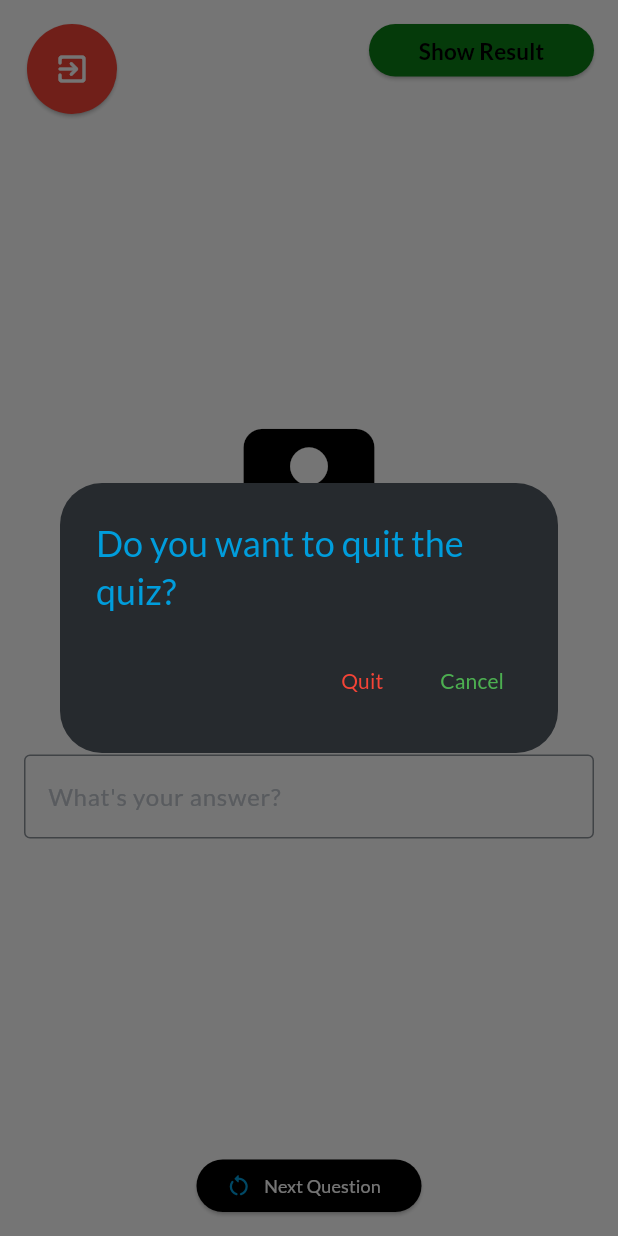
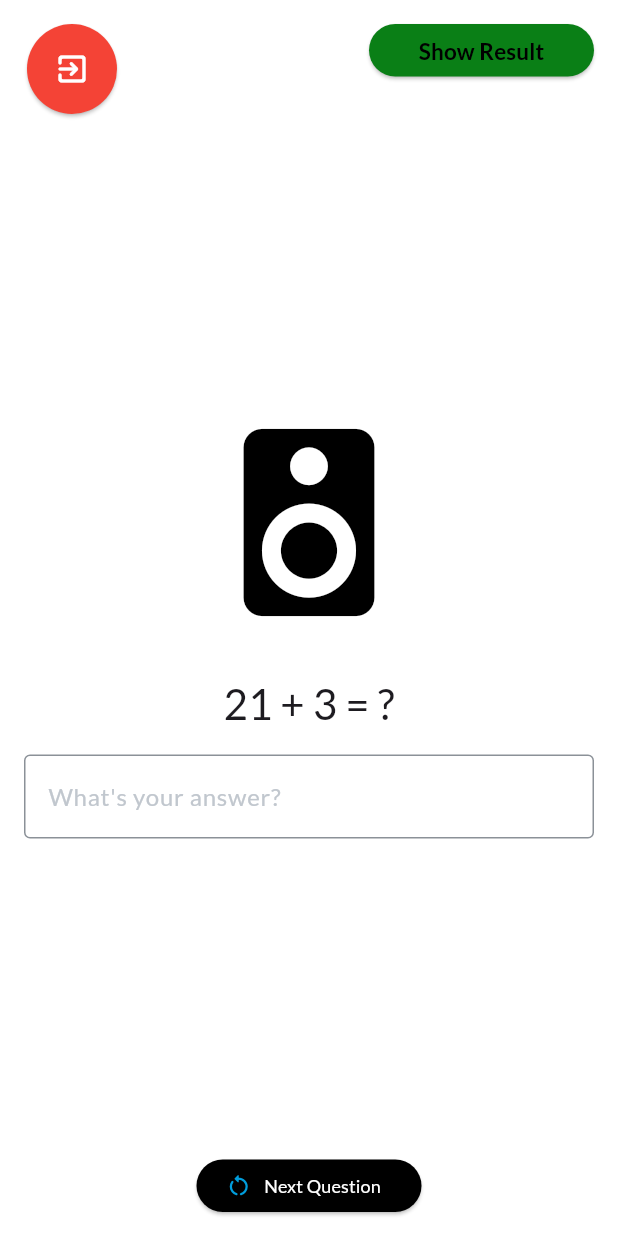
Before and after one commit to Guru-raghav3245/OralApp-Kumon, a Flutter app: the screen it shows after launch, after a tap on "Start Oral Practice", after a tap on the "exit to app" icon, on a phone screen of 412 x 824 dp. Run offline on Flutter 3.47's test engine with Material 3 defaults, Android fonts, the phone set to English and light mode, and no system bars; our stand-ins replace flutter_riverpod, flutter_tts, google_fonts.

Commit message:
quit button error persists

```diff
--- a/lib/main.dart
+++ b/lib/main.dart
@@ -77,12 +77,13 @@ class _MyAppState extends State<MyApp> {
         body: Consumer(
           builder: (context, ref, child) {
             return activeScreen == 'start_screen'
-                ? StartScreen(switchToPracticeScreen)
+                ? StartScreen(switchToPracticeScreen, switchToStartScreen)
                 : activeScreen == 'practice_screen'
                     ? PracticeScreen(
                         (questions, correctAnswers, time) =>
                             switchToResultScreen(questions, correctAnswers, time),
                         (text) => triggerTTS(text, ref),
+                        switchToStartScreen,
                         _selectedOperation,
                         _selectedRange,
                       )
--- a/lib/modal/quit_modal.dart
+++ b/lib/modal/quit_modal.dart
@@ -1,10 +1,12 @@
 import 'package:flutter/material.dart';
 
-void showQuitDialog(BuildContext context, VoidCallback onQuit) {
-  showDialog(
-    context: context,
-    barrierDismissible: true, // Prevent closing the dialog by tapping outside
-    builder: (BuildContext context) {
+class QuitDialog extends StatelessWidget {
+  final VoidCallback onQuit;
+
+  const QuitDialog({super.key, required this.onQuit});
+
+  @override
+  Widget build(BuildContext context) {
     return AlertDialog(
       title: const Text(
         'Do you want to quit the quiz?',
@@ -13,8 +15,7 @@ void showQuitDialog(BuildContext context, VoidCallback onQuit) {
       actions: <Widget>[
         TextButton(
           onPressed: () {
-              Navigator.of(context).pop(); // Close the dialog
-              onQuit(); // Execute the quit function
+            Navigator.pop(context); // Pop the current route off the navigation stack
           },
           child: const Text(
             'Quit',
@@ -23,7 +24,7 @@ void showQuitDialog(BuildContext context, VoidCallback onQuit) {
         ),
         TextButton(
           onPressed: () {
-              Navigator.of(context).pop(); // Close the dialog
+            Navigator.pop(context); // Pop the current route off the navigation stack
           },
           child: const Text(
             'Cancel',
@@ -32,6 +33,5 @@ void showQuitDialog(BuildContext context, VoidCallback onQuit) {
         ),
       ],
     );
-    },
-  );
   }
+}
--- a/lib/question_logic/tts_translator.dart
+++ b/lib/question_logic/tts_translator.dart
@@ -1,22 +1,18 @@
 import 'package:flutter_tts/flutter_tts.dart';
 import 'package:flutter_riverpod/flutter_riverpod.dart';
 import 'package:oral_app2/drawer/settings_screen.dart'; // Import the settings screen provider
-
 class TTSService {
   final FlutterTts _flutterTts = FlutterTts();
-
   Future<void> speak(String text, WidgetRef ref) async {
     // Get the values from Riverpod providers using ref.read
     final double volume = ref.read(volumeProvider);
     final double pitch = ref.read(pitchProvider);
     final double speechRate = ref.read(speechRateProvider);
-
     // Apply TTS settings
     await _flutterTts.setLanguage('en-US');
     await _flutterTts.setPitch(pitch);
     await _flutterTts.setSpeechRate(speechRate);
     await _flutterTts.setVolume(volume);
-
     // Speak the text
     await _flutterTts.speak(text);
   }
--- a/lib/screens/home_page/home_page.dart
+++ b/lib/screens/home_page/home_page.dart
@@ -6,8 +6,9 @@ import 'dropdown_widgets.dart'; // Import the dropdown widgets
 
 class StartScreen extends StatefulWidget {
   final Function(Operation, String) switchToPracticeScreen;
+  final Function() switchToStartScreen;
 
-  const StartScreen(this.switchToPracticeScreen, {super.key});
+  const StartScreen(this.switchToPracticeScreen, this.switchToStartScreen,{super.key});
 
   @override
   _StartScreenState createState() => _StartScreenState();
--- a/lib/screens/practice_screen/practice_screen.dart
+++ b/lib/screens/practice_screen/practice_screen.dart
@@ -1,17 +1,23 @@
+// ignore_for_file: must_be_immutable
+
 import 'package:flutter/material.dart';
 import 'dart:async';
 import 'package:oral_app2/question_logic/question_generator.dart';
 import 'package:oral_app2/question_logic/question_checker.dart';
-import 'package:oral_app2/modal/quit_modal.dart'; // Import the quit_modal.dart
 
 class PracticeScreen extends StatefulWidget {
   final Function(List<String>, List<bool>, int) switchToResultScreen;
+  void switchToStartScreen;
   final Function(String) triggerTTS;
   final Operation selectedOperation;
   final String selectedRange;
 
-  const PracticeScreen(
-      this.switchToResultScreen, this.triggerTTS, this.selectedOperation, this.selectedRange,
+  PracticeScreen(
+      this.switchToResultScreen,
+      this.switchToStartScreen,
+      this.triggerTTS,
+      this.selectedOperation,
+      this.selectedRange,
       {super.key});
 
   @override
@@ -99,12 +105,6 @@ class _PracticeScreenState extends State<PracticeScreen> {
         answeredQuestions, answeredCorrectly, _secondsPassed);
   }
 
-  void quitQuiz() {
-    stopTimer();
-    Navigator.of(context)
-        .popUntil((route) => route.isFirst); // Navigate back to the home screen
-  }
-
   @override
   Widget build(BuildContext context) {
     final theme = Theme.of(context);
@@ -121,7 +121,7 @@ class _PracticeScreenState extends State<PracticeScreen> {
                 const EdgeInsets.symmetric(vertical: 16.0, horizontal: 12.0),
             child: ElevatedButton(
               onPressed: () {
-                showQuitDialog(context, quitQuiz); // Pass the quit function
+                widget.switchToStartScreen;
               },
               style: ElevatedButton.styleFrom(
                 backgroundColor: Colors.red,
--- a/pubspec.yaml
+++ b/pubspec.yaml
@@ -48,7 +48,7 @@ dev_dependencies:
   # activated in the `analysis_options.yaml` file located at the root of your
   # package. See that file for information about deactivating specific lint
   # rules and activating additional ones.
-  flutter_lints: ^3.0.0
+  flutter_lints: ^4.0.0
 
 # For information on the generic Dart part of this file, see the
 # following page: https://dart.dev/tools/pub/pubspec
```
Also changed, not shown: lib/screens/result_screen.dart (line endings or trailing spaces), pubspec.lock, 4 other files. Lines whose indentation alone changed are shown as unchanged.
